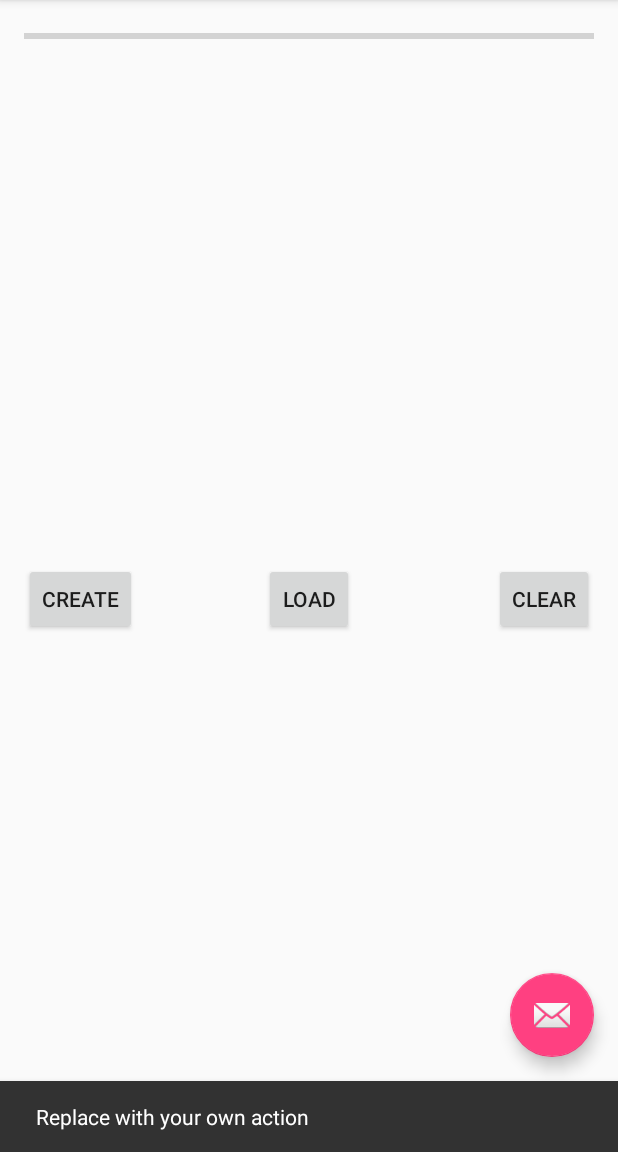
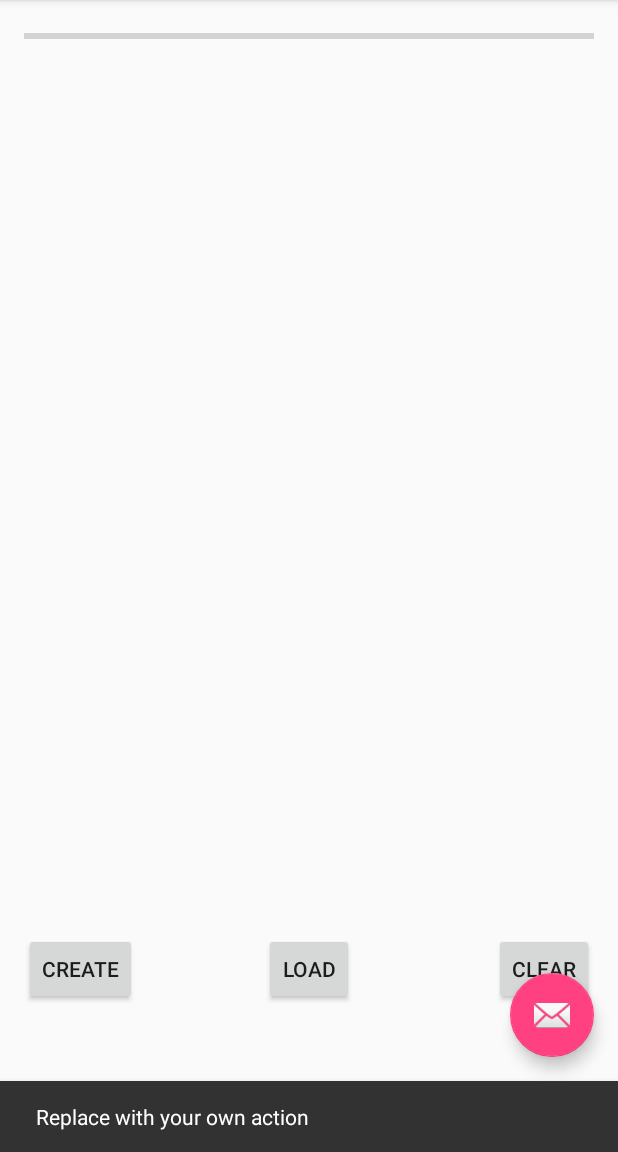
Before and after one commit to johnnymeyer/cs246Homework, an Android app: the screen it shows after launch (MainActivity), after a tap on an icon or button, on a phone screen of 412 x 824 dp, the part 84-1236 px from its top. Run offline under Robolectric (Android 15) with nearby library versions, the phone set to English and light mode, and no system bars.

Commit message:
Added a event handler for the create button

```diff
--- a/week6/Multi-Threads/app/src/main/res/layout/content_main.xml
+++ b/week6/Multi-Threads/app/src/main/res/layout/content_main.xml
@@ -29,7 +29,8 @@
         android:id="@+id/listView"
         android:layout_below="@+id/progressBar"
         android:layout_alignParentLeft="true"
-        android:layout_alignParentStart="true" />
+        android:layout_alignParentStart="true"
+        android:layout_above="@+id/button" />
 
     <Button
         style="?android:attr/buttonStyleSmall"
@@ -37,10 +38,11 @@
         android:layout_height="wrap_content"
         android:text="CREATE"
         android:id="@+id/button"
-        android:layout_marginTop="43dp"
-        android:layout_below="@+id/listView"
+        android:onClick="onClickWriteFile"
+        android:layout_alignParentBottom="true"
         android:layout_alignParentLeft="true"
-        android:layout_alignParentStart="true" />
+        android:layout_alignParentStart="true"
+        android:layout_marginBottom="82dp" />
 
     <Button
         style="?android:attr/buttonStyleSmall"
@@ -49,7 +51,8 @@
         android:text="LOAD"
         android:id="@+id/button2"
         android:layout_alignTop="@+id/button"
-        android:layout_centerHorizontal="true" />
+        android:layout_centerHorizontal="true"
+        android:onClick="onClickLoadFile" />
 
     <Button
         style="?android:attr/buttonStyleSmall"
```
Also changed, not shown: week6/Multi-Threads/app/src/main/java/com/cs246/johnmeyer/multi_threads/MainActivity.java (+41 -1 lines).
